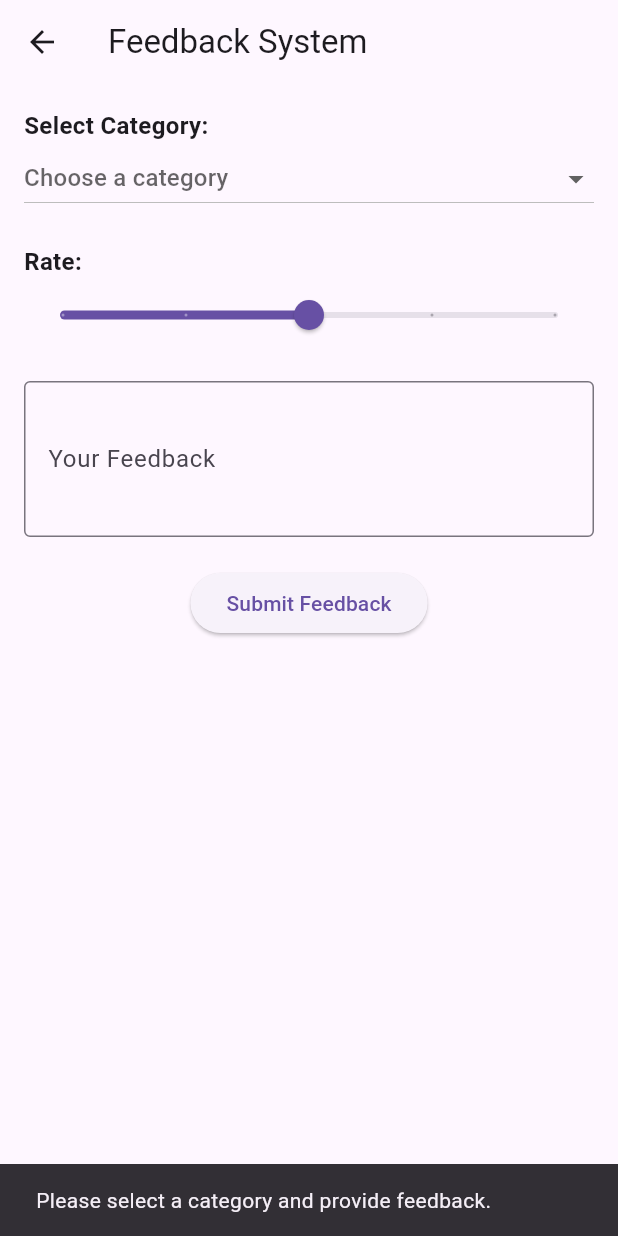
After one commit to Shanza99/Campus-Assistant-App, a Flutter app: the FeedbackSystem screen opened directly, after a tap on "Submit Feedback", on a phone screen of 412 x 824 dp. The commit adds this screen. Run offline on Flutter 3.47's test engine with Material 3 defaults, Android fonts, the phone set to English and light mode, and no system bars; our stand-ins replace cloud_firestore, firebase_auth, firebase_core, firebase_messaging, flutter_local_notifications, sqflite; accounts and stored records are empty.

Commit message:
Feedback System

```diff
--- /dev/null
+++ b/campus/lib/feedback.dart
@@ -0,0 +1,143 @@
+import 'package:flutter/material.dart';
+import 'package:cloud_firestore/cloud_firestore.dart';
+
+class FeedbackSystem extends StatefulWidget {
+  @override
+  _FeedbackSystemState createState() => _FeedbackSystemState();
+}
+
+class _FeedbackSystemState extends State<FeedbackSystem> {
+  final TextEditingController _feedbackController = TextEditingController();
+  final _categories = ['Courses', 'Professors', 'Campus Services'];
+  String? _selectedCategory;
+  double _rating = 3.0;
+
+  final FirebaseFirestore _firestore = FirebaseFirestore.instance;
+
+  void _submitFeedback() async {
+    if (_selectedCategory != null && _feedbackController.text.isNotEmpty) {
+      await _firestore.collection('feedback').add({
+        'category': _selectedCategory,
+        'rating': _rating,
+        'comment': _feedbackController.text,
+        'timestamp': FieldValue.serverTimestamp(),
+      });
+
+      _feedbackController.clear();
+      setState(() {
+        _selectedCategory = null;
+        _rating = 3.0;
+      });
+
+      ScaffoldMessenger.of(context).showSnackBar(
+        SnackBar(content: Text('Feedback submitted successfully!')),
+      );
+    } else {
+      ScaffoldMessenger.of(context).showSnackBar(
+        SnackBar(content: Text('Please select a category and provide feedback.')),
+      );
+    }
+  }
+
+  @override
+  Widget build(BuildContext context) {
+    return Scaffold(
+      appBar: AppBar(
+        title: Text('Feedback System'),
+      ),
+      body: Padding(
+        padding: const EdgeInsets.all(16.0),
+        child: Column(
+          crossAxisAlignment: CrossAxisAlignment.start,
+          children: [
+            Text(
+              'Select Category:',
+              style: TextStyle(fontSize: 16, fontWeight: FontWeight.bold),
+            ),
+            DropdownButton<String>(
+              value: _selectedCategory,
+              isExpanded: true,
+              hint: Text('Choose a category'),
+              items: _categories.map((category) {
+                return DropdownMenuItem(
+                  value: category,
+                  child: Text(category),
+                );
+              }).toList(),
+              onChanged: (value) {
+                setState(() {
+                  _selectedCategory = value;
+                });
+              },
+            ),
+            SizedBox(height: 20),
+            Text(
+              'Rate:',
+              style: TextStyle(fontSize: 16, fontWeight: FontWeight.bold),
+            ),
+            Slider(
+              value: _rating,
+              min: 1.0,
+              max: 5.0,
+              divisions: 4,
+              label: _rating.toString(),
+              onChanged: (value) {
+                setState(() {
+                  _rating = value;
+                });
+              },
+            ),
+            SizedBox(height: 20),
+            TextField(
+              controller: _feedbackController,
+              decoration: InputDecoration(
+                labelText: 'Your Feedback',
+                border: OutlineInputBorder(),
+              ),
+              maxLines: 3,
+            ),
+            SizedBox(height: 20),
+            Center(
+              child: ElevatedButton(
+                onPressed: _submitFeedback,
+                child: Text('Submit Feedback'),
+              ),
+            ),
+            SizedBox(height: 20),
+            Expanded(
+              child: StreamBuilder<QuerySnapshot>(
+                stream: _firestore.collection('feedback').orderBy('timestamp', descending: true).snapshots(),
+                builder: (context, snapshot) {
+                  if (!snapshot.hasData) {
+                    return Center(child: CircularProgressIndicator());
+                  }
+
+                  final feedbackList = snapshot.data!.docs;
+
+                  return ListView.builder(
+                    itemCount: feedbackList.length,
+                    itemBuilder: (context, index) {
+                      final feedback = feedbackList[index];
+                      return Card(
+                        child: ListTile(
+                          title: Text('${feedback['category']} - ${feedback['rating']} Stars'),
+                          subtitle: Text(feedback['comment'] ?? ''),
+                          trailing: Text(
+                            feedback['timestamp'] != null
+                                ? (feedback['timestamp'] as Timestamp).toDate().toString()
+                                : '',
+                            style: TextStyle(fontSize: 12, color: Colors.grey),
+                          ),
+                        ),
+                      );
+                    },
+                  );
+                },
+              ),
+            ),
+          ],
+        ),
+      ),
+    );
+  }
+}
--- a/campus/lib/main.dart
+++ b/campus/lib/main.dart
@@ -6,6 +6,7 @@ import 'class_schdule.dart'; // Import the Class Schedule screen
 import 'event.dart'; // Import the Event Notifications screen
 import 'assignment.dart'; // Import the Assignment screen
 import 'study.dart';
+import 'feedback.dart';
 void main() async {
   WidgetsFlutterBinding.ensureInitialized();
   await Firebase.initializeApp(options: DefaultFirebaseOptions.currentPlatform);
```
